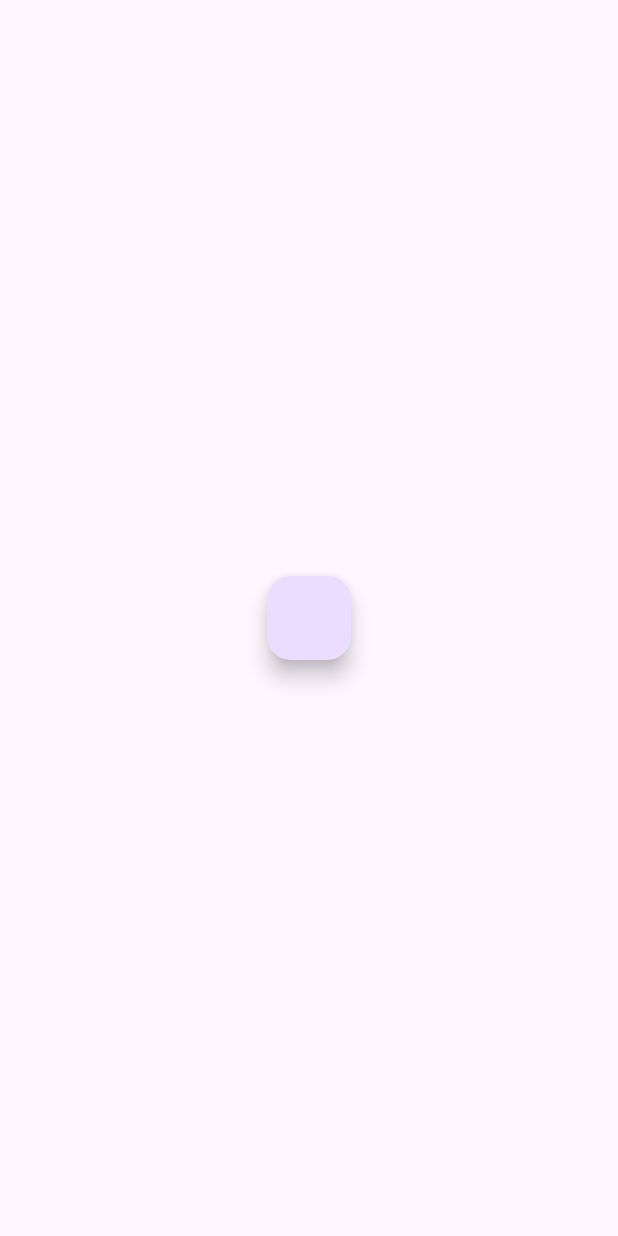
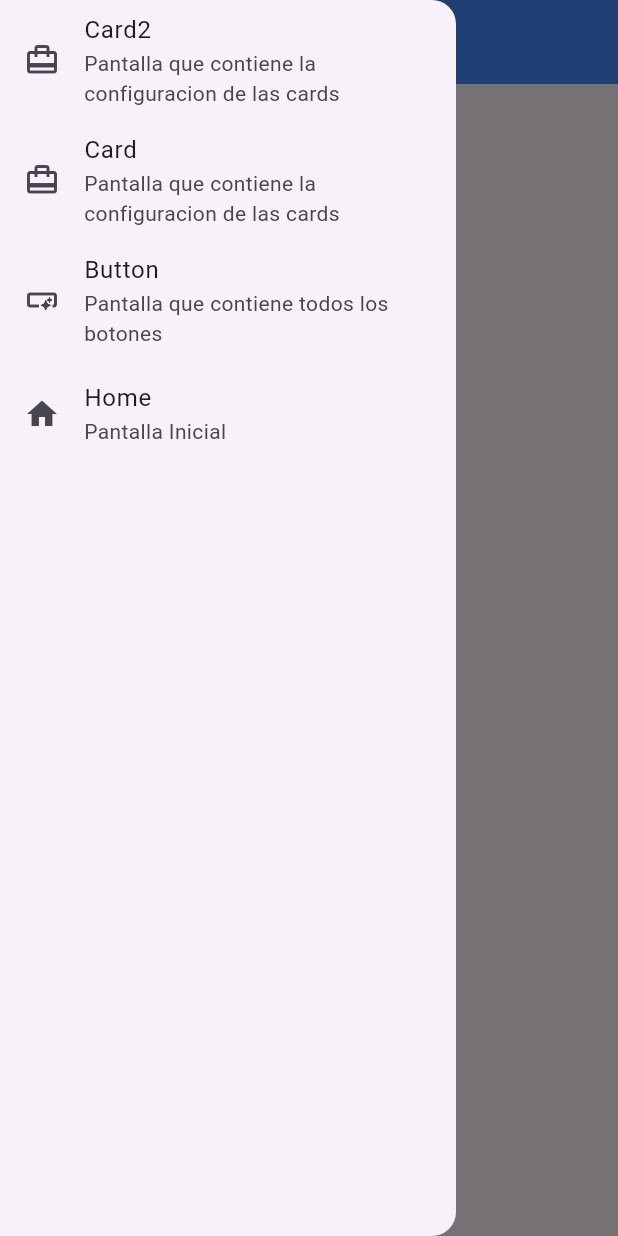
Before and after one commit to PaulaJGarciaR/DispositivosMoviles, a Flutter app: the screen it shows after launch, with the side drawer open (before the commit the screen has no drawer), on a phone screen of 412 x 824 dp. Run offline on Flutter 3.47's test engine with Material 3 defaults, Android fonts, the phone set to English and light mode, and no system bars.

Commit message:
Clase 30/08/2025 actualizacion de rutas y creacion barra de navegacion

```diff
--- /dev/null
+++ b/flutter/demo/lib/config/router/app_router.dart
@@ -0,0 +1,19 @@
+import 'package:flutter/widgets.dart';
+
+class AppRouter {
+  final String patch;
+  final String title;
+  final String description;
+  final IconData icon;
+  final WidgetBuilder context;
+
+  const AppRouter(
+    {
+      required this.patch,
+      required this.title,
+      required this.description,
+      required this.icon,
+      required this.context,
+    }
+  );
+}
--- a/flutter/demo/lib/config/router/router.dart
+++ b/flutter/demo/lib/config/router/router.dart
@@ -1,13 +1,36 @@
+import 'package:demo/config/router/app_router.dart';
 import 'package:demo/presentation/screens/screen.dart';
+import 'package:flutter/material.dart';
 
 
 class Routers {
-  static route(){
-    return {
-      '/' : (context)=> const HomeScreen(),
-      'button':(context)=> const ButtonScreen(),
-      'card' : (context)=>const CardScreen()
-    };
+static final List<AppRouter> pages = [
+  AppRouter(patch: 'card',
+   title: 'Card2',
+   description: 'Pantalla que contiene la configuracion de las cards',
+   icon: Icons.card_travel,
+   context: (context) => const CardScreen()),
 
-  }
+  AppRouter(patch: 'card',
+   title: 'Card',
+   description: 'Pantalla que contiene la configuracion de las cards',
+   icon: Icons.card_travel,
+   context: (context) => const CardScreen()),
+
+  AppRouter(patch: 'button',
+   title: 'Button',
+   description: 'Pantalla que contiene todos los botones',
+   icon: Icons.smart_button,
+   context: (context) => const ButtonScreen()),
+
+   AppRouter(patch: '/',
+   title: 'Home',
+   description: 'Pantalla Inicial',
+   icon: Icons.home,
+   context: (context) => const HomeScreen())
+];
+
+  static route()=>{
+    for (var page in pages) page.patch:page.context
+  };
 }
--- a/flutter/demo/lib/presentation/screens/home/home.dart
+++ b/flutter/demo/lib/presentation/screens/home/home.dart
@@ -1,3 +1,4 @@
+import 'package:demo/config/router/router.dart';
 import 'package:flutter/material.dart';
 
 class HomeScreen extends StatelessWidget {
@@ -6,9 +7,29 @@ class HomeScreen extends StatelessWidget {
   @override
   Widget build(BuildContext context) {
     return  Scaffold(
+      appBar: AppBar(
+        title: const Text("Home Screen"),
+        backgroundColor: Colors.blueAccent,
+      ),
         body: Center(child: FloatingActionButton(onPressed: (){
           Navigator.pushNamed(context, 'button');
         })),
+        drawer: Drawer(
+          child: ListView(
+            children: [
+              ...Routers.pages.map( (res) {
+                return ListTile(
+                  title: Text(res.title),
+                  subtitle: Text(res.description),
+                  onTap: (){
+                    Navigator.pushNamed(context,res.patch);
+                  },
+                  leading: Icon(res.icon),
+                );
+              }).toList()
+            ],
+          ),
+        ),
       );
 
   }
```
